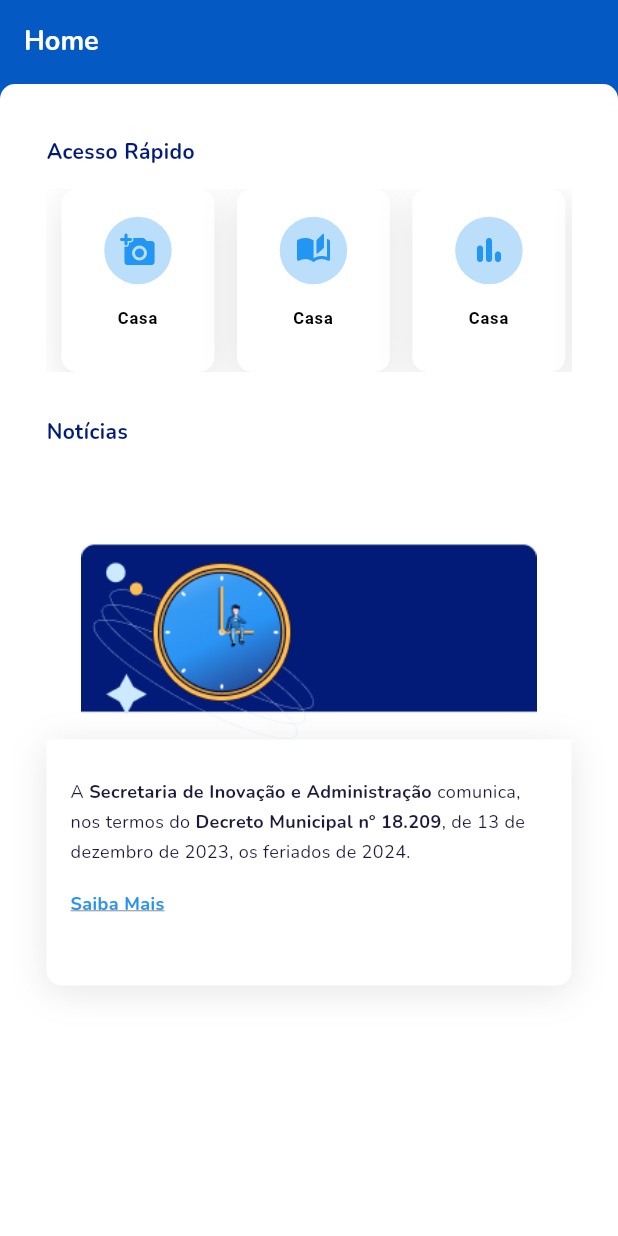
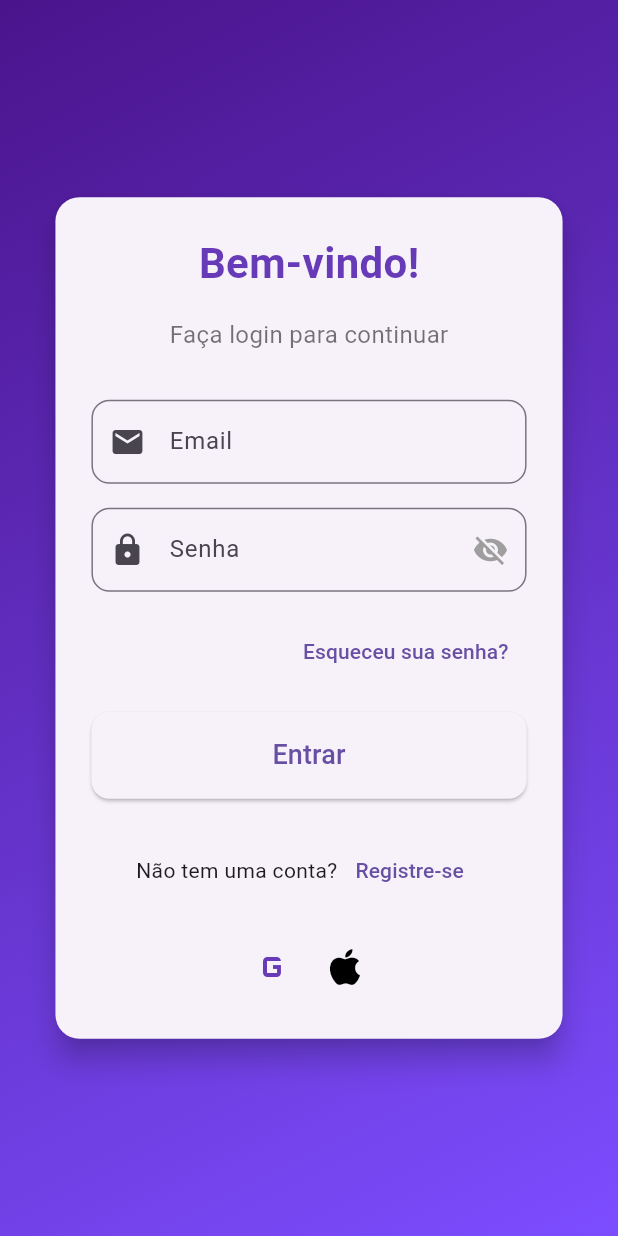
Before and after one commit to vtrsc/app-servidor, a Flutter app: the screen it shows after launch, on a phone screen of 412 x 824 dp. Run offline on Flutter 3.47's test engine with Material 3 defaults, Android fonts, the phone set to English and light mode, and no system bars; our stand-ins replace camera, flutter_svg, google_fonts.

Commit message:
add login page

```diff
--- a/lib/main.dart
+++ b/lib/main.dart
@@ -1,5 +1,5 @@
 import 'package:flutter/material.dart';
-import 'package:myproject/view/home.dart';
+import 'package:myproject/view/loginPage.dart';
 
 void main() {
   runApp(const MyApp());
@@ -13,10 +13,9 @@ class MyApp extends StatelessWidget {
   Widget build(BuildContext context) {
     return MaterialApp(
       title: 'Flutter Demo',
-      theme: ThemeData(
-      ),
+      theme: ThemeData(),
       debugShowCheckedModeBanner: false,
-      home:  HomeServidorView(),
+      home: ModernLoginPage(),
     );
   }
 }
--- a/lib/view/home.dart
+++ b/lib/view/home.dart
@@ -1,12 +1,12 @@
 import 'package:flutter/cupertino.dart';
 import 'package:flutter/material.dart';
 import 'package:google_fonts/google_fonts.dart';
+import 'package:myproject/utils/config.dart';
+import 'package:myproject/utils/estilos.dart';
 import 'package:myproject/view/botao.dart';
 import 'package:myproject/view/cadastroPessoal.dart';
 import 'package:myproject/view/camera.dart';
 import 'package:myproject/view/cardNoticias.dart';
-import 'package:myproject/utils/config.dart';
-import 'package:myproject/utils/estilos.dart';
 
 class HomeServidorView extends StatefulWidget {
   const HomeServidorView({super.key});
@@ -112,7 +112,7 @@ class _HomeServidorViewWidgetState extends State<HomeServidorView> with WidgetsB
                                 iconColor: Colors.blue,
                               ),
                               BtnPadraoSquare(
-                                onTap: () => Navigator.push(context, CupertinoPageRoute(builder: (context) => LancamentoCadPessoaPage())),
+                                onTap: () => Navigator.push(context, CupertinoPageRoute(builder: (context) => const LancamentoCadPessoaPage())),
                                 icon: Icons.edit_sharp, // Ícone personalizado
                                 textBtn: "Cadastro",
                                 bgIconColor: Colors.blue.shade100,
@@ -141,7 +141,7 @@ class _HomeServidorViewWidgetState extends State<HomeServidorView> with WidgetsB
                       ),
                       // Notícias
                       CardNoticias(
-                        image: 'assets/imagens/alarme.png',
+                        image: 'assets/alarme.png',
                         onTap: () {},
                         noticia: const Text.rich(
                           TextSpan(
--- /dev/null
+++ b/lib/view/loginPage.dart
@@ -0,0 +1,172 @@
+import 'package:flutter/material.dart';
+import 'package:myproject/view/home.dart';
+
+class ModernLoginPage extends StatefulWidget {
+  const ModernLoginPage({super.key});
+
+  @override
+  _ModernLoginPageState createState() => _ModernLoginPageState();
+}
+
+class _ModernLoginPageState extends State<ModernLoginPage> {
+  bool _isPasswordVisible = false;
+  final _formKey = GlobalKey<FormState>();
+
+  @override
+  Widget build(BuildContext context) {
+    final Size size = MediaQuery.of(context).size;
+
+    return Scaffold(
+      resizeToAvoidBottomInset: false, // Isso previne que o layout mude com o teclado
+      body: Stack(
+        children: [
+          // O conteúdo da tela
+          Container(
+            width: size.width,
+            height: size.height,
+            decoration: const BoxDecoration(
+              gradient: LinearGradient(
+                colors: [Color(0xFF4A148C), Color(0xFF7C4DFF)],
+                begin: Alignment.topLeft,
+                end: Alignment.bottomRight,
+              ),
+            ),
+          ),
+          // Centraliza o conteúdo da tela e impede o deslocamento do layout
+          Center(
+            child: SingleChildScrollView(
+              reverse: true, // Isso ajuda a rolar para cima quando o teclado é ativado
+              child: Padding(
+                padding: EdgeInsets.symmetric(horizontal: size.width * 0.08),
+                child: Card(
+                  elevation: 8,
+                  shape: RoundedRectangleBorder(
+                    borderRadius: BorderRadius.circular(16),
+                  ),
+                  child: Padding(
+                    padding: const EdgeInsets.all(24.0),
+                    child: Form(
+                      key: _formKey,
+                      child: Column(
+                        mainAxisSize: MainAxisSize.min,
+                        children: [
+                          const Text(
+                            'Bem-vindo!',
+                            style: TextStyle(
+                              fontSize: 28,
+                              fontWeight: FontWeight.bold,
+                              color: Colors.deepPurple,
+                            ),
+                          ),
+                          const SizedBox(height: 16),
+                          const Text(
+                            'Faça login para continuar',
+                            style: TextStyle(
+                              fontSize: 16,
+                              color: Colors.black54,
+                            ),
+                          ),
+                          const SizedBox(height: 32),
+                          TextFormField(
+                            decoration: InputDecoration(
+                              labelText: 'Email',
+                              prefixIcon: const Icon(Icons.email),
+                              border: OutlineInputBorder(
+                                borderRadius: BorderRadius.circular(12),
+                              ),
+                            ),
+                          ),
+                          const SizedBox(height: 16),
+                          TextFormField(
+                            obscureText: !_isPasswordVisible,
+                            decoration: InputDecoration(
+                              labelText: 'Senha',
+                              prefixIcon: const Icon(Icons.lock),
+                              suffixIcon: IconButton(
+                                icon: Icon(
+                                  _isPasswordVisible ? Icons.visibility : Icons.visibility_off,
+                                  color: Colors.grey, // Cor do ícone
+                                ),
+                                onPressed: () {
+                                  setState(() {
+                                    _isPasswordVisible = !_isPasswordVisible;
+                                  });
+                                },
+                              ),
+                              border: OutlineInputBorder(
+                                borderRadius: BorderRadius.circular(12),
+                              ),
+                            ),
+                          ),
+                          const SizedBox(height: 16),
+                          Align(
+                            alignment: Alignment.centerRight,
+                            child: TextButton(
+                              onPressed: () {},
+                              child: const Text('Esqueceu sua senha?'),
+                            ),
+                          ),
+                          const SizedBox(height: 16),
+                          SizedBox(
+                            width: double.infinity,
+                            child: ElevatedButton(
+                              onPressed: () {
+                                if (_formKey.currentState?.validate() ?? false) {
+                                  // Realizar a ação de login
+                                }
+                                Navigator.push(context, MaterialPageRoute(builder: (context) => (HomeServidorView())));
+                              },
+                              style: ElevatedButton.styleFrom(
+                                padding: const EdgeInsets.symmetric(vertical: 16),
+                                shape: RoundedRectangleBorder(
+                                  borderRadius: BorderRadius.circular(12),
+                                ),
+                              ),
+                              child: const Text(
+                                'Entrar',
+                                style: TextStyle(fontSize: 18),
+                              ),
+                            ),
+                          ),
+                          const SizedBox(height: 24),
+                          Row(
+                            mainAxisAlignment: MainAxisAlignment.center,
+                            children: [
+                              const Text('Não tem uma conta?'),
+                              TextButton(
+                                onPressed: () {},
+                                child: const Text('Registre-se'),
+                              ),
+                            ],
+                          ),
+                          const SizedBox(height: 16),
+                          Row(
+                            mainAxisAlignment: MainAxisAlignment.center,
+                            children: [
+                              IconButton(
+                                onPressed: () {},
+                                icon: const Icon(Icons.g_mobiledata),
+                                color: Colors.deepPurple,
+                                iconSize: 32,
+                              ),
+                              IconButton(
+                                onPressed: () {},
+                                icon: const Icon(Icons.apple),
+                                color: Colors.black,
+                                iconSize: 32,
+                              ),
+                            ],
+                          ),
+                        ],
+                      ),
+                    ),
+                  ),
+                ),
+              ),
+            ),
+          ),
+        ],
+      ),
+    );
+  }
+}
```
Also changed, not shown: pubspec.yaml (+4 -3 lines), assets/alarme.png (added), assets/imagens/alarme.png (deleted), pubspec.lock.
